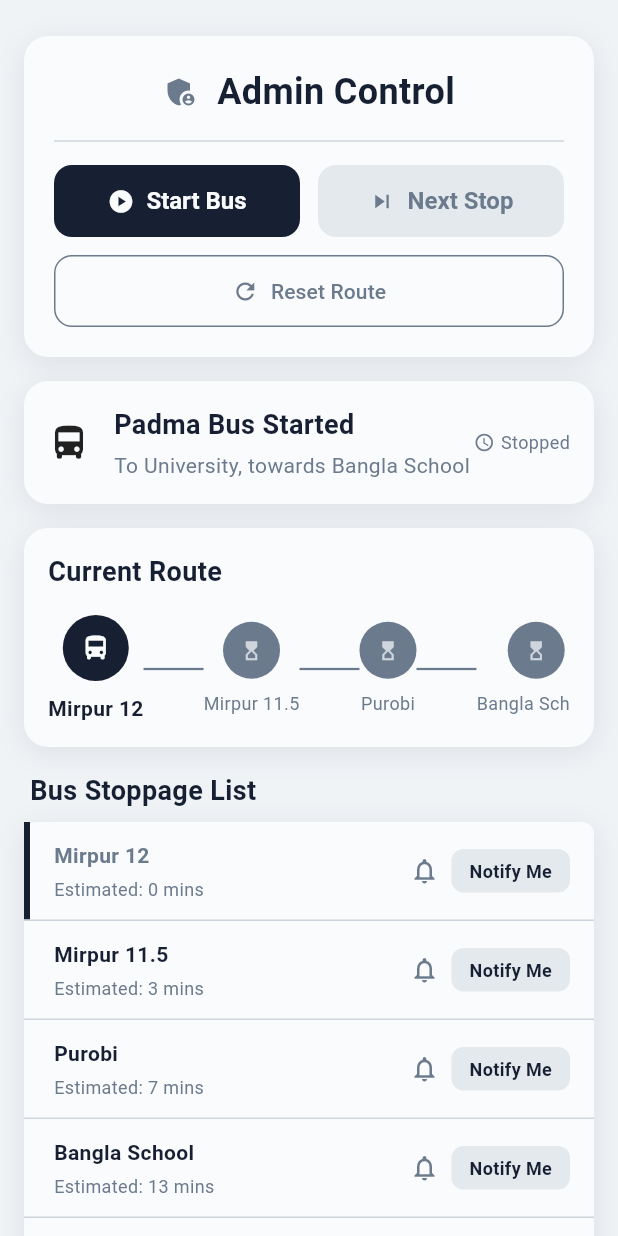
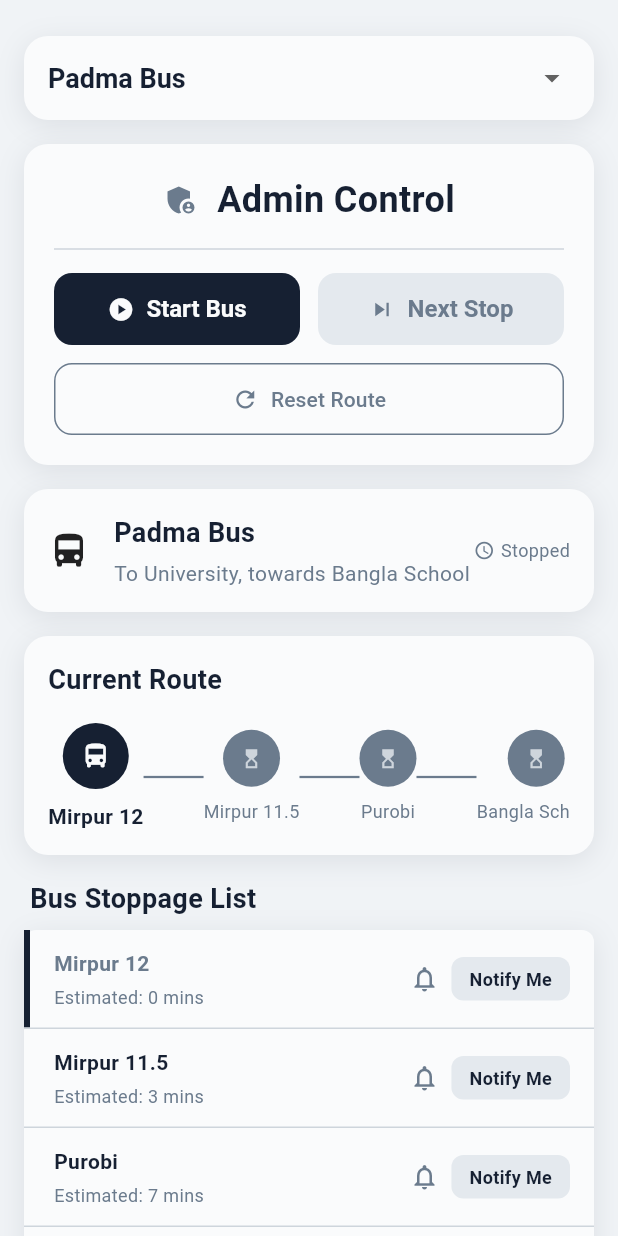
Before and after one commit to Ahnaf181419/CampusX, a Flutter app: the BusPage screen opened directly, on a phone screen of 412 x 824 dp. Run offline on Flutter 3.47's test engine with Material 3 defaults, Android fonts, the phone set to English and light mode, and no system bars; our stand-ins replace audioplayers, shared_preferences; accounts and stored records are empty.

Commit message:
bus list dropdown added

```diff
--- a/lib/features/bus/bus_data.dart
+++ b/lib/features/bus/bus_data.dart
@@ -30,7 +30,7 @@ class BusData {
   BusData._();
 
   static const BusRouteData currentRoute = BusRouteData(
-    busTitle: 'Padma Bus Started',
+    busTitle: 'Padma Bus',
     routeDirection: 'To University',
     destination: 'towards Bangla School',
 
--- a/lib/features/bus/bus_page.dart
+++ b/lib/features/bus/bus_page.dart
@@ -16,6 +16,9 @@ class BusPage extends StatefulWidget {
 }
 
 class _BusPageState extends State<BusPage> {
+  static const _busNames = ['Padma Bus', 'Meghna Bus', 'Karnaphuli Bus'];
+  String _selectedBus = _busNames.first;
+
   bool _isbusRunning = false;
   List<BusStop> _routeStops = BusData.currentRoute.routeStops;
   final List<bool> _notifyPrefs = List.filled(BusData.currentRoute.routeStops.length, false);
@@ -104,6 +107,43 @@ class _BusPageState extends State<BusPage> {
           child: Column(
             crossAxisAlignment: CrossAxisAlignment.start,
             children: [
+              Container(
+                decoration: BoxDecoration(
+                  color: AppColors.white,
+                  borderRadius: BorderRadius.circular(16),
+                  boxShadow: const [
+                    BoxShadow(
+                      color: AppColors.blackShadow,
+                      blurRadius: 16,
+                      offset: Offset(0, 4),
+                    ),
+                  ],
+                ),
+                padding: const EdgeInsets.symmetric(horizontal: 16, vertical: 4),
+                child: DropdownButtonHideUnderline(
+                  child: DropdownButton<String>(
+                    value: _selectedBus,
+                    isExpanded: true,
+                    icon: const Icon(Icons.arrow_drop_down),
+                    style: AppTextStyles.headerSmall.copyWith(
+                      color: AppColors.black,
+                    ),
+                    dropdownColor: AppColors.white,
+                    items: _busNames
+                        .map((name) => DropdownMenuItem(
+                              value: name,
+                              child: Text(name),
+                            ))
+                        .toList(),
+                    onChanged: (value) {
+                      if (value != null) {
+                        setState(() => _selectedBus = value);
+                      }
+                    },
+                  ),
+                ),
+              ),
+              const SizedBox(height: 16),
               AdminControl(isbusRunning: _isbusRunning, onToggle: _handleToggle, onNextStoppage: _handleNextStoppage, onResetRoute: _handleResetRoute),
               const SizedBox(height: 16),
               StatusCard(data: BusData.currentRoute, isRunning: _isbusRunning),
```
